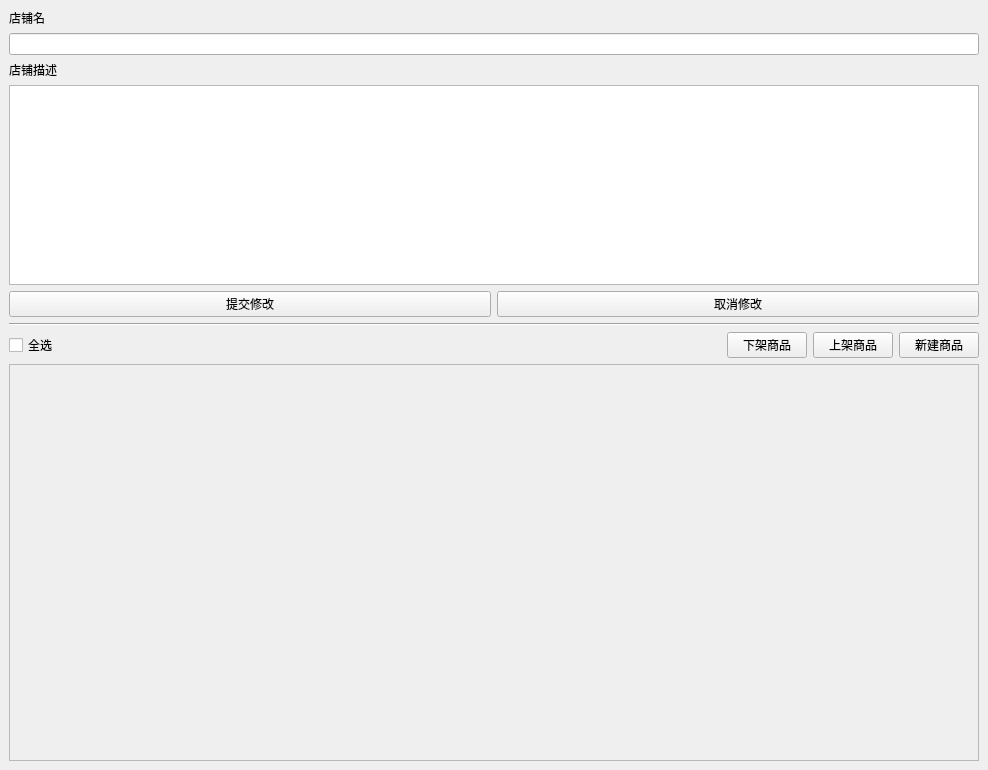
First picture: the form in ShopEditWindow.ui, repository tsukishima1321/shopping, before the edit.
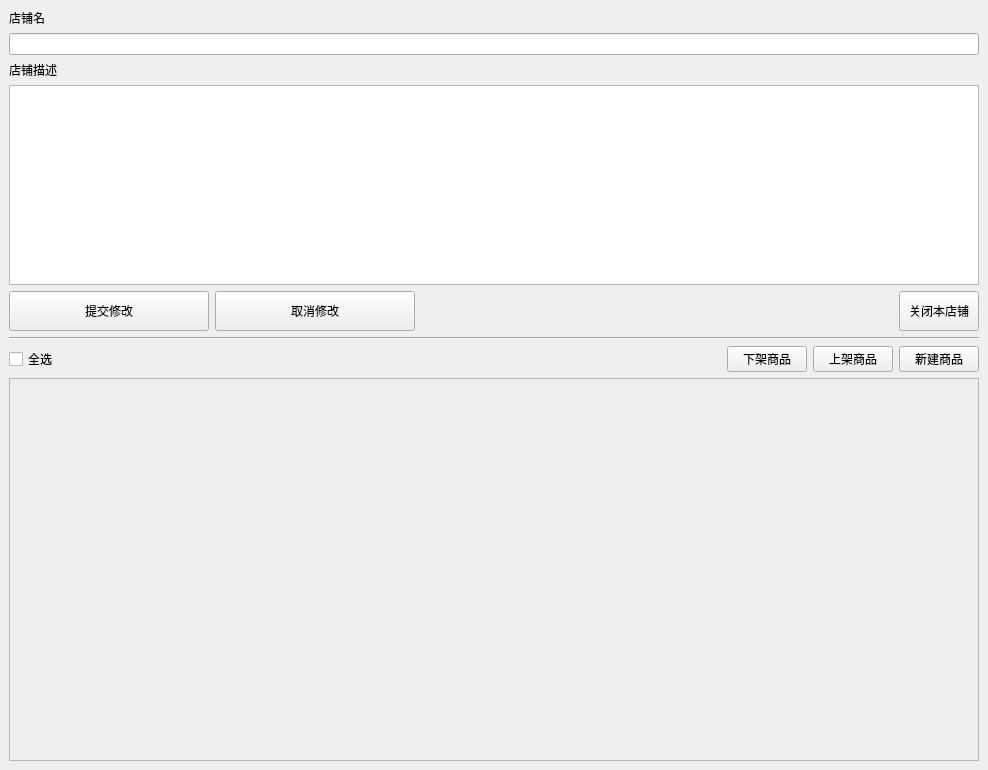
Second picture: the form after the edit.

Commit message: add close shop

The edit to the form file:
```diff
--- a/ShopEditWindow.ui
+++ b/ShopEditWindow.ui
@@ -60,6 +60,18 @@
        <layout class="QHBoxLayout" name="horizontalLayout">
         <item>
          <widget class="QPushButton" name="buttonSubmit">
+          <property name="sizePolicy">
+           <sizepolicy hsizetype="Fixed" vsizetype="Fixed">
+            <horstretch>0</horstretch>
+            <verstretch>0</verstretch>
+           </sizepolicy>
+          </property>
+          <property name="minimumSize">
+           <size>
+            <width>200</width>
+            <height>40</height>
+           </size>
+          </property>
           <property name="text">
            <string>提交修改</string>
           </property>
@@ -67,11 +79,43 @@
         </item>
         <item>
          <widget class="QPushButton" name="buttonCancel">
+          <property name="minimumSize">
+           <size>
+            <width>200</width>
+            <height>40</height>
+           </size>
+          </property>
           <property name="text">
            <string>取消修改</string>
           </property>
          </widget>
         </item>
+        <item>
+         <spacer name="horizontalSpacer">
+          <property name="orientation">
+           <enum>Qt::Horizontal</enum>
+          </property>
+          <property name="sizeHint" stdset="0">
+           <size>
+            <width>40</width>
+            <height>20</height>
+           </size>
+          </property>
+         </spacer>
+        </item>
+        <item>
+         <widget class="QPushButton" name="buttonDeleteShop">
+          <property name="minimumSize">
+           <size>
+            <width>0</width>
+            <height>40</height>
+           </size>
+          </property>
+          <property name="text">
+           <string>关闭本店铺</string>
+          </property>
+         </widget>
+        </item>
        </layout>
       </item>
      </layout>
@@ -139,7 +183,7 @@
          <x>0</x>
          <y>0</y>
          <width>968</width>
-         <height>402</height>
+         <height>385</height>
         </rect>
        </property>
       </widget>
```
The commit also changes 5 other files.
